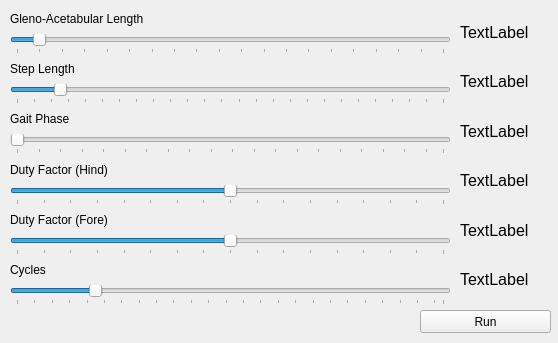
Before: the Qt Designer form resources/gui/GaitGeneratorUI.ui in sernst/Cadence, drawn with Qt 5.
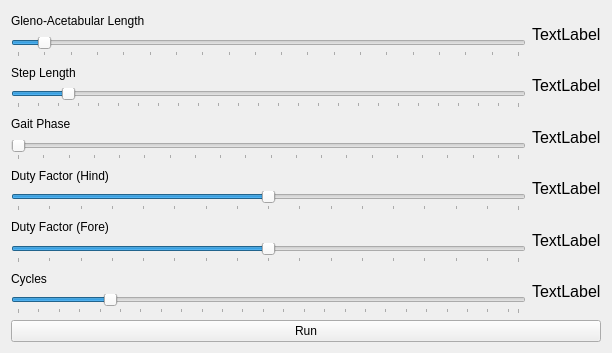
After: the same form once the commit is applied.

Commit message: Adds resizable grid layout to the gait generator GUI.

What changed in the file:
```diff
--- a/resources/gui/GaitGeneratorUI.ui
+++ b/resources/gui/GaitGeneratorUI.ui
@@ -6,8 +6,8 @@
    <rect>
     <x>0</x>
     <y>0</y>
-    <width>558</width>
-    <height>343</height>
+    <width>612</width>
+    <height>353</height>
    </rect>
   </property>
   <property name="baseSize">
@@ -19,16 +19,12 @@
   <property name="windowTitle">
    <string>Gait Generator And Visualizer</string>
   </property>
-  <widget class="QWidget" name="verticalLayoutWidget">
-   <property name="geometry">
-    <rect>
-     <x>10</x>
-     <y>10</y>
-     <width>441</width>
-     <height>295</height>
-    </rect>
-   </property>
+  <layout class="QGridLayout" name="gridLayout">
+   <item row="0" column="0">
    <layout class="QVBoxLayout" name="verticalLayout">
+     <property name="sizeConstraint">
+      <enum>QLayout::SetNoConstraint</enum>
+     </property>
     <item>
      <widget class="QLabel" name="label_6">
       <property name="text">
@@ -210,30 +206,12 @@
      </widget>
     </item>
    </layout>
-  </widget>
-  <widget class="QPushButton" name="runButton">
-   <property name="geometry">
-    <rect>
-     <x>420</x>
-     <y>310</y>
-     <width>131</width>
-     <height>23</height>
-    </rect>
-   </property>
-   <property name="text">
-    <string>Run</string>
-   </property>
-  </widget>
-  <widget class="QWidget" name="verticalLayoutWidget_2">
-   <property name="geometry">
-    <rect>
-     <x>460</x>
-     <y>10</y>
-     <width>91</width>
-     <height>291</height>
-    </rect>
-   </property>
+   </item>
+   <item row="0" column="1">
    <layout class="QVBoxLayout" name="verticalLayout_2">
+     <property name="sizeConstraint">
+      <enum>QLayout::SetNoConstraint</enum>
+     </property>
     <item>
      <widget class="QLabel" name="gadLengthLabel">
       <property name="font">
@@ -307,7 +285,15 @@
      </widget>
     </item>
    </layout>
-  </widget>
+   </item>
+   <item row="1" column="0" colspan="2">
+    <widget class="QPushButton" name="runButton">
+     <property name="text">
+      <string>Run</string>
+     </property>
+    </widget>
+   </item>
+  </layout>
  </widget>
  <resources/>
  <connections>
```
Lines whose indentation alone changed are shown as unchanged.
